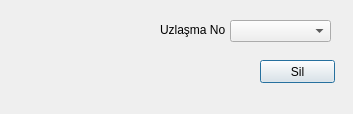
Old version of the form ui/dosyasil.ui in the repository rolilahla/Uzlasma.
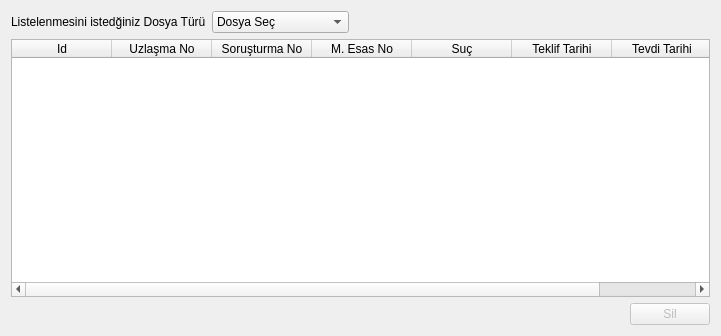
New version of the form.

Patch:
```diff
--- a/ui/dosyasil.ui
+++ b/ui/dosyasil.ui
@@ -6,49 +6,138 @@
    <rect>
     <x>0</x>
     <y>0</y>
-    <width>353</width>
-    <height>114</height>
+    <width>721</width>
+    <height>336</height>
    </rect>
   </property>
   <property name="windowTitle">
    <string>Dosya Sil</string>
   </property>
-  <widget class="QLabel" name="label">
-   <property name="geometry">
-    <rect>
-     <x>160</x>
-     <y>20</y>
-     <width>90</width>
-     <height>20</height>
-    </rect>
-   </property>
-   <property name="text">
-    <string>Uzlaşma No</string>
-   </property>
-  </widget>
-  <widget class="QComboBox" name="comboBox">
-   <property name="geometry">
-    <rect>
-     <x>230</x>
-     <y>20</y>
-     <width>101</width>
-     <height>22</height>
-    </rect>
-   </property>
-  </widget>
-  <widget class="QPushButton" name="pushButton">
-   <property name="geometry">
-    <rect>
-     <x>260</x>
-     <y>60</y>
-     <width>75</width>
-     <height>23</height>
-    </rect>
-   </property>
-   <property name="text">
-    <string>Sil</string>
-   </property>
-  </widget>
+  <layout class="QGridLayout" name="gridLayout">
+   <item row="1" column="0" colspan="4">
+    <layout class="QVBoxLayout" name="verticalLayout_3">
+     <item>
+      <widget class="QTableWidget" name="tableWidget">
+       <column>
+        <property name="text">
+         <string>Id</string>
+        </property>
+       </column>
+       <column>
+        <property name="text">
+         <string>Uzlaşma No</string>
+        </property>
+       </column>
+       <column>
+        <property name="text">
+         <string>Soruşturma No</string>
+        </property>
+       </column>
+       <column>
+        <property name="text">
+         <string>M. Esas No</string>
+        </property>
+       </column>
+       <column>
+        <property name="text">
+         <string>Suç</string>
+        </property>
+       </column>
+       <column>
+        <property name="text">
+         <string>Teklif Tarihi</string>
+        </property>
+       </column>
+       <column>
+        <property name="text">
+         <string>Tevdi Tarihi</string>
+        </property>
+       </column>
+      </widget>
+     </item>
+    </layout>
+   </item>
+   <item row="0" column="0">
+    <widget class="QLabel" name="label">
+     <property name="text">
+      <string>Listelenmesini istedğiniz Dosya Türü</string>
+     </property>
+    </widget>
+   </item>
+   <item row="0" column="3">
+    <spacer name="horizontalSpacer">
+     <property name="orientation">
+      <enum>Qt::Horizontal</enum>
+     </property>
+     <property name="sizeHint" stdset="0">
+      <size>
+       <width>443</width>
+       <height>20</height>
+      </size>
+     </property>
+    </spacer>
+   </item>
+   <item row="0" column="1">
+    <widget class="QComboBox" name="comboBox">
+     <item>
+      <property name="text">
+       <string>Dosya Seç</string>
+      </property>
+     </item>
+     <item>
+      <property name="text">
+       <string>Aktif Dosyalar</string>
+      </property>
+     </item>
+     <item>
+      <property name="text">
+       <string>Kapanmış Dosyalar</string>
+      </property>
+     </item>
+     <item>
+      <property name="text">
+       <string/>
+      </property>
+     </item>
+    </widget>
+   </item>
+   <item row="2" column="3">
+    <layout class="QHBoxLayout" name="horizontalLayout_2">
+     <item>
+      <spacer name="horizontalSpacer_2">
+       <property name="orientation">
+        <enum>Qt::Horizontal</enum>
+       </property>
+       <property name="sizeHint" stdset="0">
+        <size>
+         <width>82</width>
+         <height>20</height>
+        </size>
+       </property>
+      </spacer>
+     </item>
+     <item>
+      <widget class="QPushButton" name="pushButton">
+       <property name="enabled">
+        <bool>false</bool>
+       </property>
+       <property name="maximumSize">
+        <size>
+         <width>100</width>
+         <height>16777215</height>
+        </size>
+       </property>
+       <property name="acceptDrops">
+        <bool>true</bool>
+       </property>
+       <property name="text">
+        <string>Sil</string>
+       </property>
+      </widget>
+     </item>
+    </layout>
+   </item>
+  </layout>
  </widget>
  <resources/>
  <connections>
```
Left out of the diff: 21 changed lines with no effect on the pictures.
